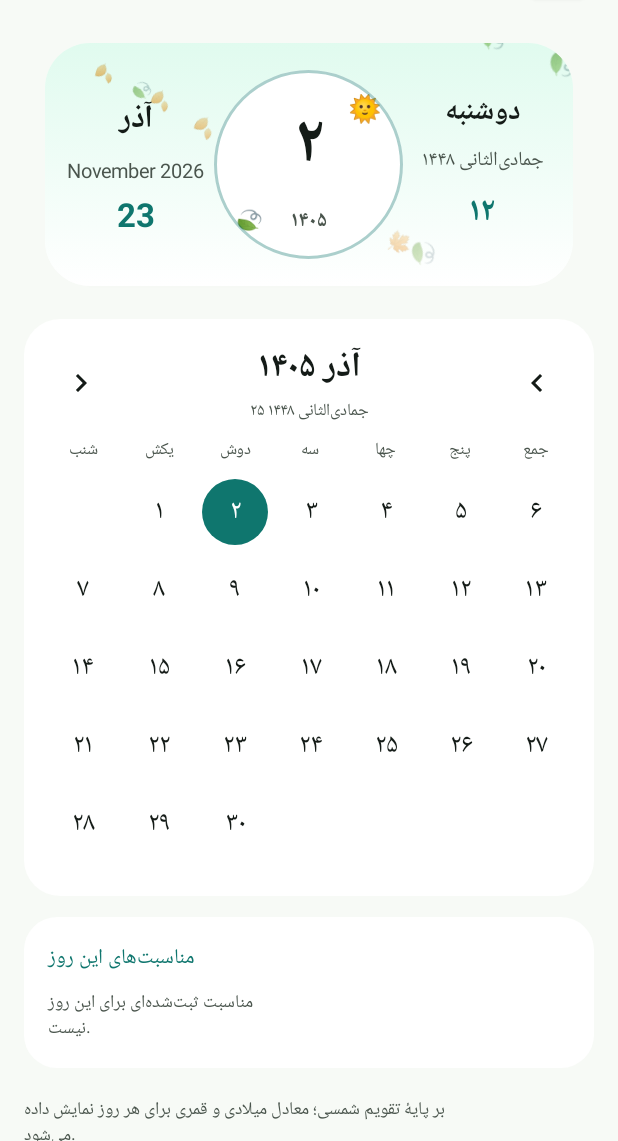
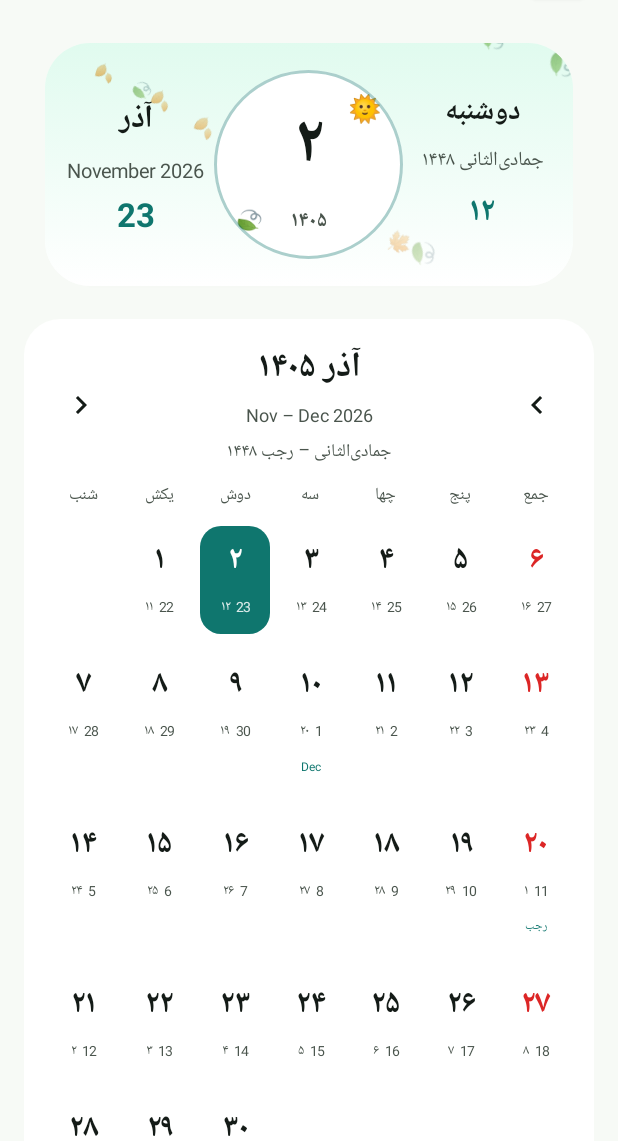
Before and after one commit to adad-bot/MyScan, an Android app built with Jetpack Compose: the composable CalendarScreen shown on its own in the app's theme, on a phone screen of 412 x 824 dp, the part 95-1236 px from its top. Run offline under Robolectric (Android 15) with nearby library versions, the phone set to English and light mode, and no system bars; pictures from the network do not load.

Commit message:
feat: calendar cells with jalali day, hijri/gregorian sub-days and month change labels

```diff
--- a/app/src/main/java/ir/scanfa/app/ui/CalendarScreen.kt
+++ b/app/src/main/java/ir/scanfa/app/ui/CalendarScreen.kt
@@ -38,6 +38,7 @@ import androidx.compose.runtime.mutableStateOf
 import androidx.compose.runtime.remember
 import androidx.compose.runtime.setValue
 import androidx.compose.ui.Alignment
+import androidx.compose.ui.draw.clip
 import androidx.compose.ui.Modifier
 import androidx.compose.ui.text.font.FontWeight
 import androidx.compose.ui.unit.dp
@@ -91,14 +92,41 @@ fun CalendarScreen(vm: ScannerViewModel, nav: NavHostController) {
                             Icon(Icons.Filled.ChevronRight, contentDescription = "ماه قبل")
                         }
                         Column(Modifier.weight(1f), horizontalAlignment = Alignment.CenterHorizontally) {
+                            val firstJdn = Calendars.j2d(viewYear, viewMonth, 1)
+                            val lastJdn = Calendars.j2d(
+                                viewYear,
+                                viewMonth,
+                                Calendars.jalaliMonthLength(viewYear, viewMonth)
+                            )
+                            val g1 = Calendars.d2g(firstJdn)
+                            val g2 = Calendars.d2g(lastJdn)
+                            val h1 = Calendars.toHijri(firstJdn)
+                            val h2 = Calendars.toHijri(lastJdn)
+                            val gRange = if (g1.second == g2.second) {
+                                Calendars.gregorianMonths[(g1.second - 1).coerceIn(0, 11)] + " " + g2.first
+                            } else {
+                                Calendars.gregorianShort[(g1.second - 1).coerceIn(0, 11)] + " – " +
+                                    Calendars.gregorianShort[(g2.second - 1).coerceIn(0, 11)] + " " + g2.first
+                            }
+                            val hRange = if (h1.hm == h2.hm) {
+                                Calendars.hijriMonths[(h1.hm - 1).coerceIn(0, 11)] + " " + Calendars.fa(h2.hy)
+                            } else {
+                                Calendars.hijriMonths[(h1.hm - 1).coerceIn(0, 11)] + " – " +
+                                    Calendars.hijriMonths[(h2.hm - 1).coerceIn(0, 11)] + " " + Calendars.fa(h2.hy)
+                            }
                             Text(
                                 "${Calendars.jalaliMonths[viewMonth - 1]} ${Calendars.fa(viewYear)}",
                                 fontSize = 23.sp,
                                 fontWeight = FontWeight.Bold
                             )
                             Text(
-                                Calendars.hijriText(Calendars.j2d(viewYear, viewMonth, 15)),
-                                style = MaterialTheme.typography.labelSmall,
+                                gRange,
+                                fontSize = 12.sp,
+                                color = MaterialTheme.colorScheme.onSurfaceVariant
+                            )
+                            Text(
+                                hRange,
+                                fontSize = 12.sp,
                                 color = MaterialTheme.colorScheme.onSurfaceVariant
                             )
                         }
@@ -174,14 +202,14 @@ private fun MonthGrid(viewYear: Int, viewMonth: Int, selected: Long, today: Long
 
     Column {
         for (row in 0 until rows) {
-            Row(Modifier.fillMaxWidth().padding(vertical = 2.dp)) {
+            Row(Modifier.fillMaxWidth().padding(vertical = 3.dp)) {
                 for (col in 0 until 7) {
                     val index = row * 7 + col
                     val day = index - offset + 1
                     if (day in 1..length) {
                         val jdn = Calendars.j2d(viewYear, viewMonth, day)
                         DayCell(
-                            day = day,
+                            jdn = jdn,
                             selected = jdn == selected,
                             today = jdn == today,
                             modifier = Modifier.weight(1f)
@@ -196,31 +224,83 @@ private fun MonthGrid(viewYear: Int, viewMonth: Int, selected: Long, today: Long
 }
 
 @Composable
-private fun DayCell(day: Int, selected: Boolean, today: Boolean, modifier: Modifier, onClick: () -> Unit) {
+private fun DayCell(jdn: Long, selected: Boolean, today: Boolean, modifier: Modifier, onClick: () -> Unit) {
     val scheme = MaterialTheme.colorScheme
-    Box(modifier.padding(2.dp), contentAlignment = Alignment.Center) {
-        Box(
-            Modifier
-                .size(44.dp)
-                .background(
-                    if (selected) scheme.primary else if (today) scheme.primaryContainer else scheme.surface,
-                    CircleShape
-                )
-                .then(
-                    if (today && !selected) Modifier.border(1.dp, scheme.primary, CircleShape) else Modifier
-                )
-                .pressClick { onClick() },
-            contentAlignment = Alignment.Center
+    val j = Calendars.d2j(jdn)
+    val g = Calendars.d2g(jdn)
+    val h = Calendars.toHijri(jdn)
+    val previousHijri = Calendars.toHijri(jdn - 1)
+    val previousGregorian = Calendars.d2g(jdn - 1)
+    val isFriday = Calendars.weekdayIndex(jdn) == 6
+
+    Column(
+        modifier = modifier
+            .padding(2.dp)
+            .clip(androidx.compose.foundation.shape.RoundedCornerShape(14.dp))
+            .background(if (selected) scheme.primary else scheme.surface)
+            .then(
+                if (today && !selected) Modifier.border(1.dp, scheme.primary, androidx.compose.foundation.shape.RoundedCornerShape(14.dp))
+                else Modifier
+            )
+            .pressClick { onClick() }
+            .padding(vertical = 6.dp, horizontal = 2.dp),
+        horizontalAlignment = Alignment.CenterHorizontally
+    ) {
+        Text(
+            Calendars.fa(j.jd),
+            fontSize = 21.sp,
+            fontWeight = FontWeight.Bold,
+            color = when {
+                selected -> scheme.onPrimary
+                isFriday -> scheme.error
+                else -> scheme.onSurface
+            }
+        )
+
+        Row(
+            horizontalArrangement = Arrangement.Center,
+            verticalAlignment = Alignment.CenterVertically
         ) {
             Text(
-                Calendars.fa(day),
-                fontSize = 18.sp,
-                color = when {
-                    selected -> scheme.onPrimary
-                    today -> scheme.onPrimaryContainer
-                    else -> scheme.onSurface
+                Calendars.fa(h.hd),
+                fontSize = 9.sp,
+                color = if (selected) scheme.onPrimary.copy(alpha = 0.85f) else scheme.onSurfaceVariant
+            )
+            Text(
+                "  ",
+                fontSize = 9.sp,
+                color = if (selected) scheme.onPrimary else scheme.onSurfaceVariant
+            )
+            Text(
+                g.third.toString(),
+                fontSize = 9.sp,
+                color = if (selected) scheme.onPrimary.copy(alpha = 0.85f) else scheme.onSurfaceVariant
+            )
+        }
+
+        val gregChanged = g.second != previousGregorian.second
+        val hijriChanged = h.hm != previousHijri.hm
+        if (gregChanged || hijriChanged) {
+            Row(horizontalArrangement = Arrangement.Center) {
+                if (gregChanged) {
+                    Text(
+                        Calendars.gregorianShort[(g.second - 1).coerceIn(0, 11)],
+                        fontSize = 8.sp,
+                        color = if (selected) scheme.onPrimary.copy(alpha = 0.8f) else scheme.primary
+                    )
                 }
-            )
+                if (gregChanged && hijriChanged) {
+                    Text(" ", fontSize = 8.sp)
+                }
+                if (hijriChanged) {
+                    Text(
+                        Calendars.hijriMonths[(h.hm - 1).coerceIn(0, 11)],
+                        fontSize = 8.sp,
+                        color = if (selected) scheme.onPrimary.copy(alpha = 0.8f) else scheme.primary,
+                        maxLines = 1
+                    )
+                }
+            }
         }
     }
 }
--- a/app/src/main/java/ir/scanfa/app/util/Calendars.kt
+++ b/app/src/main/java/ir/scanfa/app/util/Calendars.kt
@@ -34,6 +34,11 @@ object Calendars {
     )
 
     // مطابق jalaali-js: تقسیم و باقیمانده با کوتاه‌سازی به سمت صفر
+    val gregorianShort = arrayOf(
+        "Jan", "Feb", "Mar", "Apr", "May", "Jun",
+        "Jul", "Aug", "Sep", "Oct", "Nov", "Dec"
+    )
+
     private fun div(a: Int, b: Int): Int = a / b
     private fun mod(a: Int, b: Int): Int = a % b
 
```
Also changed, not shown: 2 other files.
